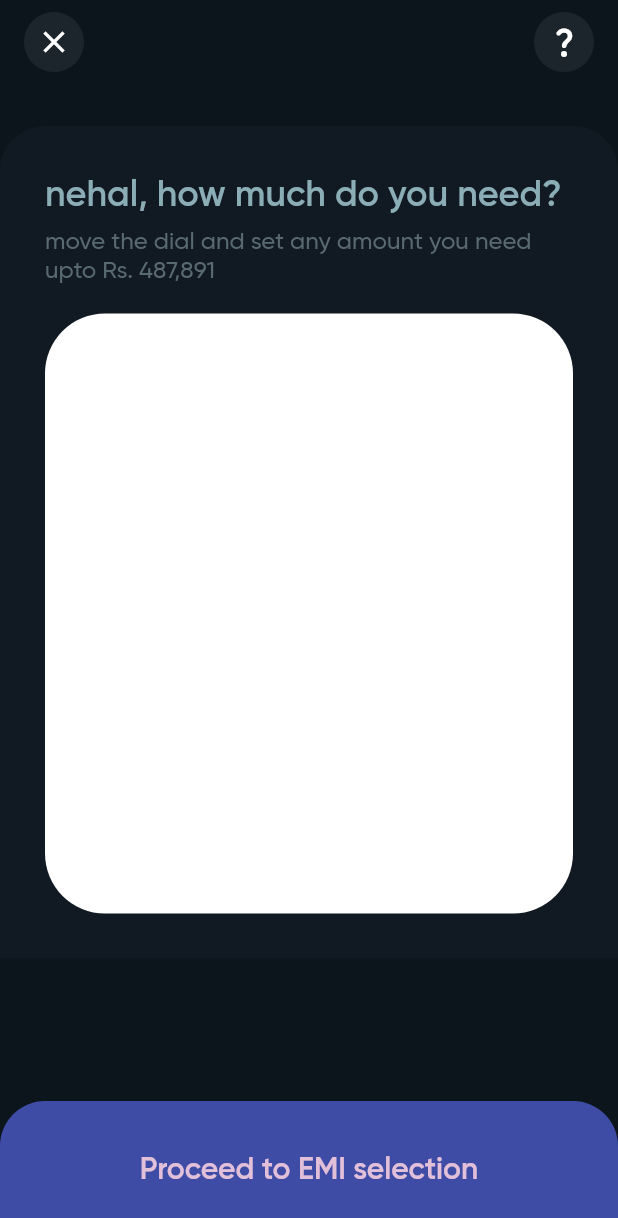
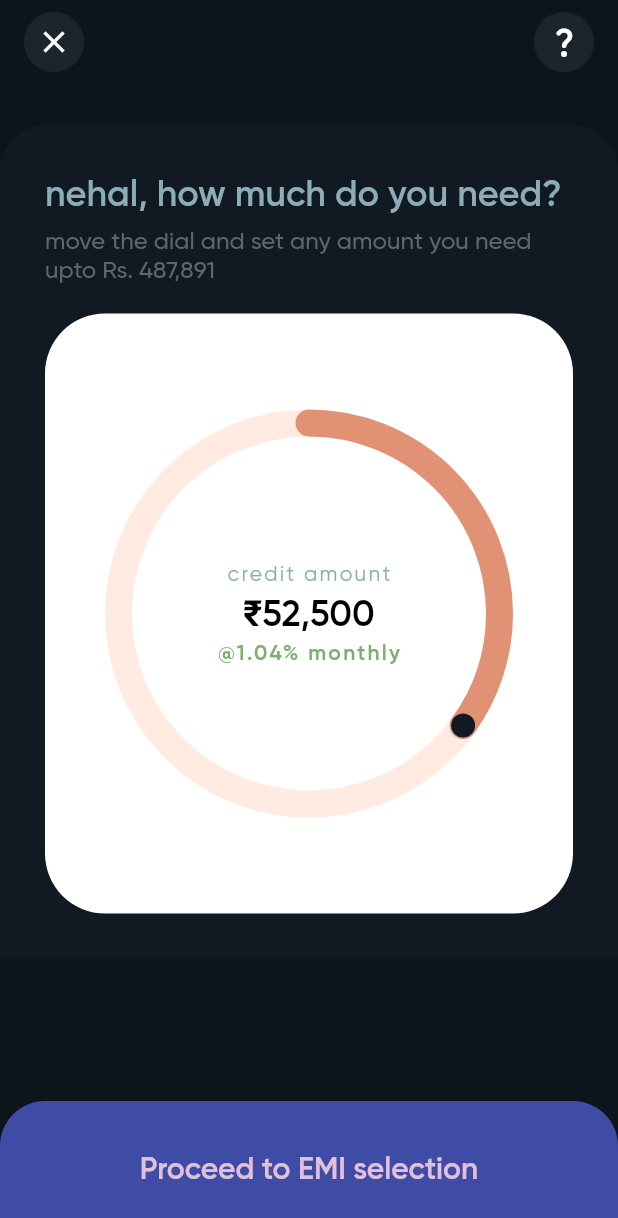
Before and after one commit to nehal076/cred_cash, a Flutter app: the screen it shows after launch, on a phone screen of 412 x 824 dp. Shown: the top 1218 px of the screen. Run offline on Flutter 3.47's test engine with Material 2 defaults, Android fonts, the phone set to English and light mode, and no system bars; drawn by our look-alikes of expandable, sleek_circular_slider.

Commit message:
adding dial in firstview

```diff
--- a/lib/screens/first_view.dart/first_view_expanded.dart
+++ b/lib/screens/first_view.dart/first_view_expanded.dart
@@ -5,6 +5,8 @@ import 'package:cred/widgets/credit_text.dart';
 import 'package:cred/widgets/rounded.dart';
 import 'package:expandable/expandable.dart';
 import 'package:flutter/material.dart';
+import 'package:sleek_circular_slider/sleek_circular_slider.dart';
+import 'package:flutter/services.dart';
 
 class FirstViewExpanded extends StatelessWidget {
   const FirstViewExpanded({
@@ -33,11 +35,59 @@ class FirstViewExpanded extends StatelessWidget {
                 const SizedBox(height: 20),
                 Container(
                   height: 400,
+                  padding: const EdgeInsets.all(40),
                   decoration: const BoxDecoration(
                     color: Colors.white,
                     borderRadius: BorderRadius.all(
                       Radius.circular(40),
                     ),
+                  ),
+                  child: SleekCircularSlider(
+                    initialValue: 35,
+                    appearance: CircularSliderAppearance(
+                      angleRange: 360.0,
+                      startAngle: 270.0,
+                      customColors: CustomSliderColors(
+                        progressBarColor: AppColors.progressBarColor,
+                        trackColor: AppColors.trackColor,
+                        shadowColor: AppColors.trackColor,
+                        dotColor: AppColors.backgroundShade1,
+                      ),
+                      customWidths: CustomSliderWidths(
+                        trackWidth: 18,
+                        progressBarWidth: 18,
+                        handlerSize: 8,
+                      ),
+                    ),
+                    innerWidget: (percentage) {
+                      return Column(
+                        mainAxisAlignment: MainAxisAlignment.center,
+                        children: [
+                          Text(
+                            "credit amount",
+                            style: context.theme.textTheme.labelSmall,
+                          ),
+                          const SizedBox(height: 4),
+                          Text(
+                            (percentage * 1500).ceil().formatNumber(),
+                            style: context.theme.textTheme.bodyLarge?.copyWith(
+                              color: Colors.black,
+                            ),
+                          ),
+                          const SizedBox(height: 4.0),
+                          Text(
+                            "@1.04% monthly",
+                            style: context.theme.textTheme.labelSmall?.copyWith(
+                              color: AppColors.greenColor,
+                              fontWeight: FontWeight.w600,
+                            ),
+                          ),
+                        ],
+                      );
+                    },
+                    onChange: (_) {
+                      HapticFeedback.mediumImpact();
+                    },
                   ),
                 ),
               ],
--- a/lib/utils/colors.dart
+++ b/lib/utils/colors.dart
@@ -9,4 +9,7 @@ class AppColors {
   static const Color buttonColor = Color(0xff3E4CA6);
   static const Color textColor = Color(0xff8BADB6);
   static const Color onButtonColor = Color(0xffE3C0DA);
+  static const Color greenColor = Color(0xff79B06A);
+  static const Color progressBarColor = Color(0xffE19275);
+  static const Color trackColor = Color(0xffFFEBE1);
 }
--- a/lib/utils/extenstions.dart
+++ b/lib/utils/extenstions.dart
@@ -1,5 +1,18 @@
 import 'package:flutter/material.dart';
+import 'package:intl/intl.dart';
 
 extension BuildContextX on BuildContext {
   ThemeData get theme => Theme.of(this);
 }
+
+var indianRupeesFormat = NumberFormat.currency(
+  locale: 'HI',
+  symbol: '₹',
+  decimalDigits: 0,
+);
+
+extension IntX on int {
+  String formatNumber() {
+    return indianRupeesFormat.format(this);
+  }
+}
--- a/lib/utils/theme.dart
+++ b/lib/utils/theme.dart
@@ -79,6 +79,7 @@ class AppTheme {
       ),
       labelSmall: TextStyle(
         color: AppColors.textColor,
+        fontSize: 14,
       ),
       labelMedium: TextStyle(
         fontSize: 16,
--- a/pubspec.yaml
+++ b/pubspec.yaml
@@ -12,6 +12,8 @@ dependencies:
     sdk: flutter
   cupertino_icons: ^1.0.2
   expandable: ^5.0.1
+  sleek_circular_slider: ^2.0.1
+  intl: ^0.18.0
 
 dev_dependencies:
   flutter_test:
```
Also changed, not shown: pubspec.lock, 1 other file.
